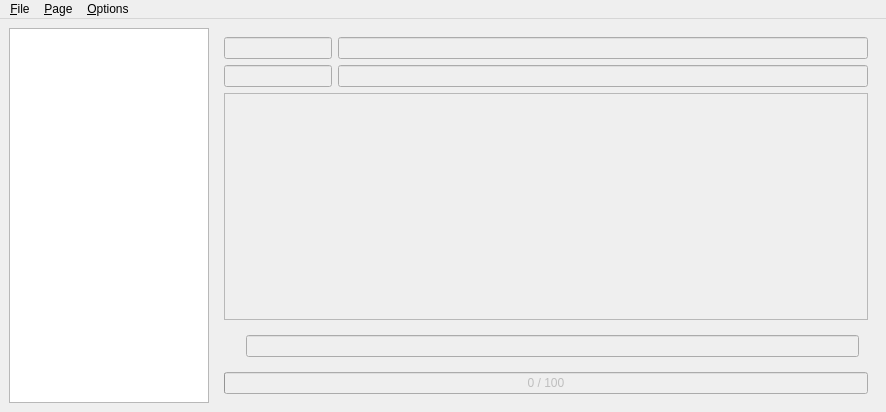
This is mainwin.ui in samstyle/transtext as Qt 5 draws it before an edit. The edited form follows.
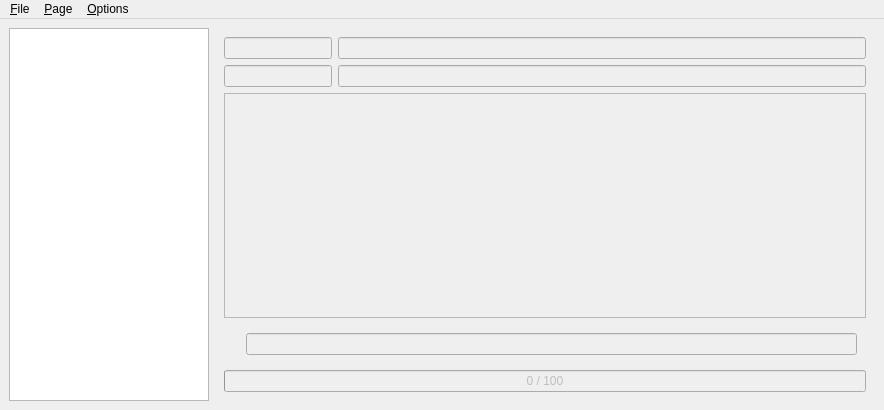
This is the edited form. Icons and pictures are not drawn.

The edit to the form file:
```diff
--- a/mainwin.ui
+++ b/mainwin.ui
@@ -6,8 +6,8 @@
    <rect>
     <x>0</x>
     <y>0</y>
-    <width>886</width>
-    <height>412</height>
+    <width>884</width>
+    <height>410</height>
    </rect>
   </property>
   <property name="windowTitle">
@@ -126,8 +126,8 @@
     <rect>
      <x>0</x>
      <y>0</y>
-     <width>886</width>
-     <height>18</height>
+     <width>884</width>
+     <height>21</height>
     </rect>
    </property>
    <widget class="QMenu" name="menuFile">
```
Left out of the diff: 8 changed lines with no effect on the pictures.
